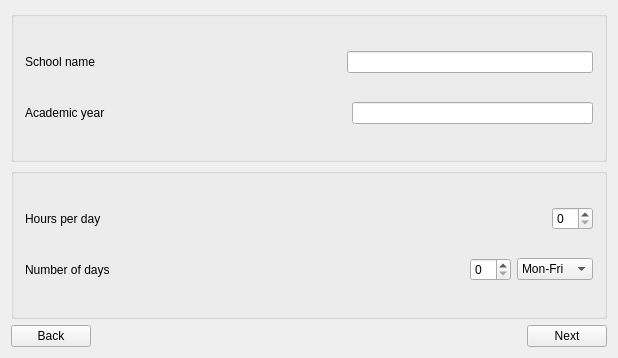
Qt form Orar/OrarApp/BasicInfoView.ui (alexandrutm/UnivTimetable) before a commit.
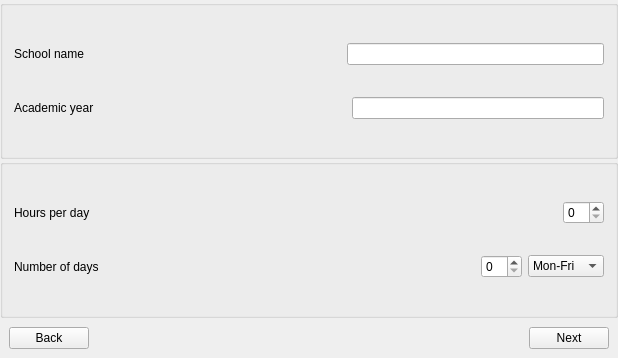
The same form after that commit.

```diff
--- a/Orar/OrarApp/BasicInfoView.ui
+++ b/Orar/OrarApp/BasicInfoView.ui
@@ -14,6 +14,21 @@
    <string>ThirdPage</string>
   </property>
   <layout class="QGridLayout" name="gridLayout_3">
+   <property name="leftMargin">
+    <number>0</number>
+   </property>
+   <property name="topMargin">
+    <number>0</number>
+   </property>
+   <property name="rightMargin">
+    <number>0</number>
+   </property>
+   <property name="bottomMargin">
+    <number>0</number>
+   </property>
+   <property name="spacing">
+    <number>0</number>
+   </property>
    <item row="0" column="0">
     <widget class="QGroupBox" name="groupBox">
      <property name="title">
@@ -169,6 +184,18 @@
    </item>
    <item row="2" column="0">
     <layout class="QHBoxLayout" name="horizontalLayout_7">
+     <property name="leftMargin">
+      <number>9</number>
+     </property>
+     <property name="topMargin">
+      <number>9</number>
+     </property>
+     <property name="rightMargin">
+      <number>9</number>
+     </property>
+     <property name="bottomMargin">
+      <number>9</number>
+     </property>
      <item>
       <widget class="QPushButton" name="Back">
        <property name="text">
```
